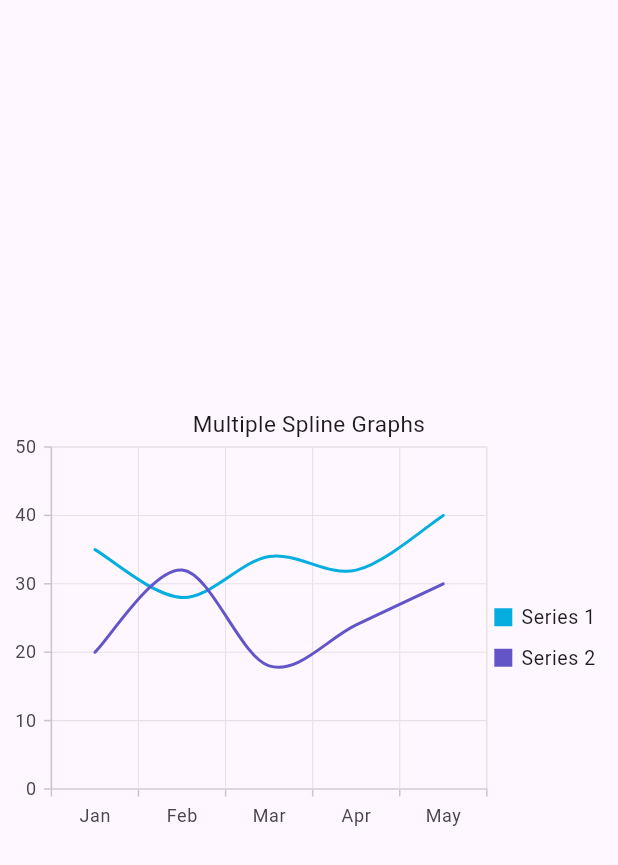
After one commit to mshakir01/four_line_spline-chart-project, a Flutter app: the TwoLineChartScreen screen opened directly, on a phone screen of 412 x 824 dp. The commit adds this screen. Shown: the top 865 px of the screen. Run offline on Flutter 3.47's test engine with Material 3 defaults, Android fonts, the light colour scheme and no system bars; our stand-ins replace syncfusion_flutter_charts.

Commit message:
update
code clean

```diff
--- /dev/null
+++ b/lib/four_line_chart_screen.dart
@@ -0,0 +1,75 @@
+
+import 'package:flutter/material.dart';
+import 'package:syncfusion_flutter_charts/charts.dart';
+
+
+class FourlineChartScreen extends StatelessWidget {
+  @override
+  Widget build(BuildContext context) {
+    return Container(height: 300,
+      child: SfCartesianChart(
+        title: ChartTitle(text: 'Multiple Spline Graphs'),
+        legend: Legend(isVisible: true),
+        primaryXAxis: CategoryAxis(),
+        series: [
+          SplineSeries<SalesData, String>(
+            name: 'Series 1',
+            dataSource: <SalesData>[
+              SalesData('Jan', 35),
+              SalesData('Feb', 28),
+              SalesData('Mar', 34),
+              SalesData('Apr', 32),
+              SalesData('May', 40),
+            ],
+            xValueMapper: (SalesData sales, _) => sales.month,
+            yValueMapper: (SalesData sales, _) => sales.sales,
+          ),
+          SplineSeries<SalesData, String>(
+            name: 'Series 2',
+            dataSource: <SalesData>[
+              SalesData('Jan', 20),
+              SalesData('Feb', 32),
+              SalesData('Mar', 18),
+              SalesData('Apr', 24),
+              SalesData('May', 30),
+            ],
+            xValueMapper: (SalesData sales, _) => sales.month,
+            yValueMapper: (SalesData sales, _) => sales.sales,
+          ),
+          SplineSeries<SalesData, String>(
+            name: 'Series 3',
+            dataSource: <SalesData>[
+              SalesData('Jan', 10),
+              SalesData('Feb', 18),
+              SalesData('Mar', 25),
+              SalesData('Apr', 15),
+              SalesData('May', 20),
+            ],
+            xValueMapper: (SalesData sales, _) => sales.month,
+            yValueMapper: (SalesData sales, _) => sales.sales,
+          ),
+          SplineSeries<SalesData, String>(
+            name: 'Series 4',
+            dataSource: <SalesData>[
+              SalesData('Jan', 30),
+              SalesData('Feb', 22),
+              SalesData('Mar', 28),
+              SalesData('Apr', 35),
+              SalesData('May', 32),
+            ],
+            xValueMapper: (SalesData sales, _) => sales.month,
+            yValueMapper: (SalesData sales, _) => sales.sales,
+          ),
+          // Add more SplineSeries as needed
+        ],
+      ),
+    );
+  }
+}
+
+class SalesData {
+  final String month;
+  final double sales;
+
+  SalesData(this.month, this.sales);
+}
--- /dev/null
+++ b/lib/two_line_chart_screen.dart
@@ -0,0 +1,64 @@
+
+import 'package:flutter/material.dart';
+import 'package:syncfusion_flutter_charts/charts.dart';
+
+
+class  TwoLineChartScreen extends StatelessWidget {
+  @override
+  Widget build(BuildContext context) {
+    return Scaffold(
+
+      body: Center(
+        child: MyChart(),
+      ),
+    );
+  }
+}
+
+class MyChart extends StatelessWidget {
+  @override
+  Widget build(BuildContext context) {
+    return Container(
+      height: 300,
+      child: SfCartesianChart(
+        title: ChartTitle(text: 'Multiple Spline Graphs'),
+        legend: Legend(isVisible: true),
+        primaryXAxis: CategoryAxis(),
+        series: [
+          SplineSeries<SalesData, String>(
+            name: 'Series 1',
+            dataSource: <SalesData>[
+              SalesData('Jan', 35),
+              SalesData('Feb', 28),
+              SalesData('Mar', 34),
+              SalesData('Apr', 32),
+              SalesData('May', 40),
+            ],
+            xValueMapper: (SalesData sales, _) => sales.month,
+            yValueMapper: (SalesData sales, _) => sales.sales,
+          ),
+          SplineSeries<SalesData, String>(
+            name: 'Series 2',
+            dataSource: <SalesData>[
+              SalesData('Jan', 20),
+              SalesData('Feb', 32),
+              SalesData('Mar', 18),
+              SalesData('Apr', 24),
+              SalesData('May', 30),
+            ],
+            xValueMapper: (SalesData sales, _) => sales.month,
+            yValueMapper: (SalesData sales, _) => sales.sales,
+          ),
+          // Add more SplineSeries as needed
+        ],
+      ),
+    );
+  }
+}
+
+class SalesData {
+  final String month;
+  final double sales;
+
+  SalesData(this.month, this.sales);
+}
```
Also changed, not shown: lib/chartScreen.dart (deleted, +0 -49 lines), lib/custom_otp.dart (deleted, +0 -58 lines), lib/home_screen.dart (deleted, +0 -37 lines), lib/main.dart (+5 -170 lines).
